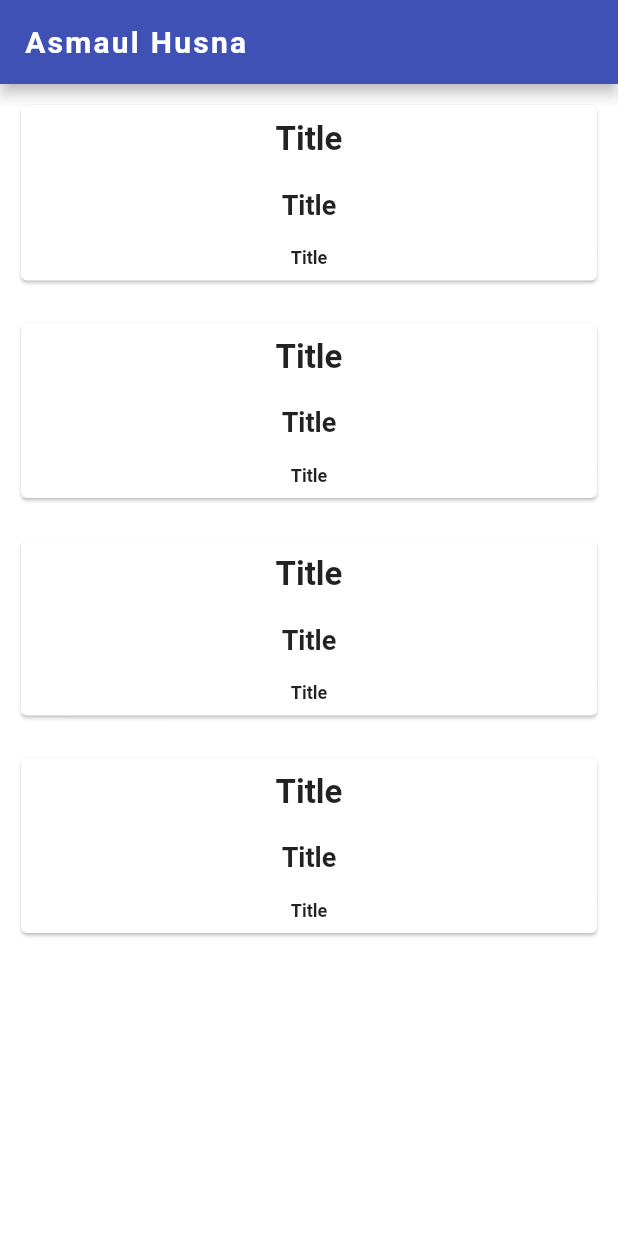
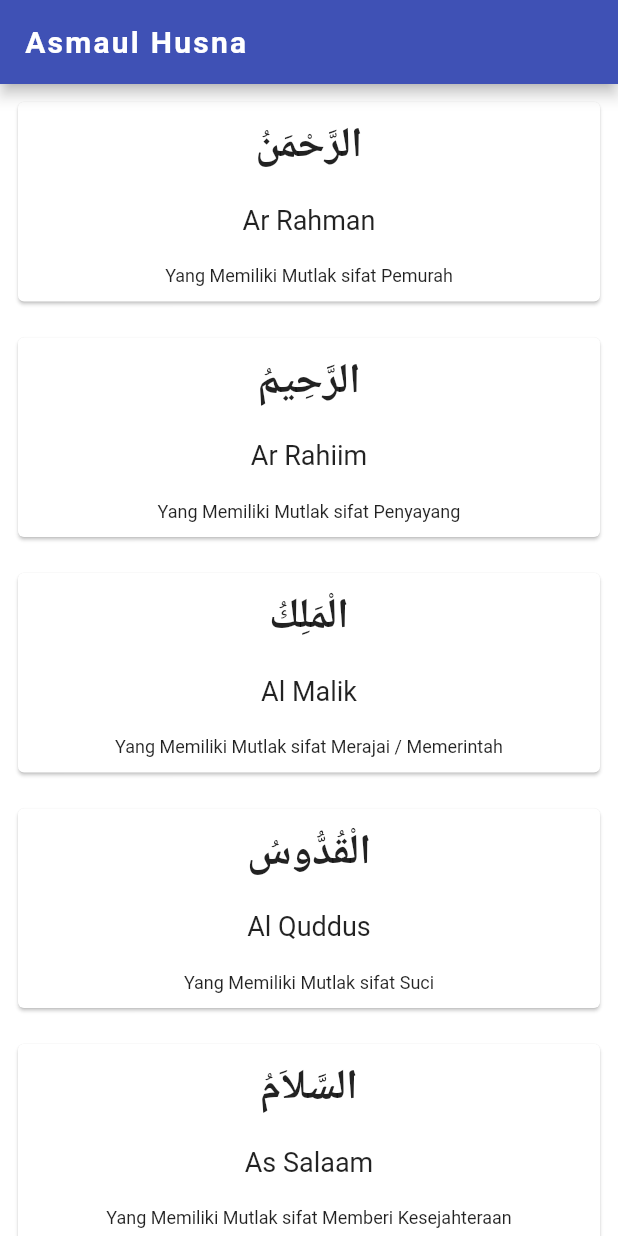
Before and after one commit to nicoaudy/quranify, a Flutter app: the AsmaulHusnaScreen screen opened directly, on a phone screen of 412 x 824 dp. Run offline on Flutter 3.47's test engine with Material 2 defaults, Android fonts, the phone set to English and light mode, and no system bars; our stand-ins replace audioplayers; generated files the repository leaves out were written again.

Commit message:
asmaul husna done

```diff
--- a/lib/main.dart
+++ b/lib/main.dart
@@ -1,5 +1,6 @@
 import 'package:flutter/material.dart';
 import 'package:hijra/app.dart';
+import 'package:hijra/providers/asmaul_husna_provider.dart';
 import 'package:hijra/providers/theme_provider.dart';
 import 'package:provider/provider.dart';
 import 'package:hijra/providers/setting_provider.dart';
@@ -12,6 +13,9 @@ void main() => runApp(
             builder: (_) => SurahInfoProvider(),
           ),
           ChangeNotifierProvider(
+            builder: (_) => AsmaulHusnaProvider(),
+          ),
+          ChangeNotifierProvider(
             builder: (_) => SettingProvider(),
           ),
           ChangeNotifierProvider(builder: (_) => ThemeChanger(false)),
--- /dev/null
+++ b/lib/models/asmaul_husna.dart
@@ -0,0 +1,40 @@
+import 'dart:convert';
+
+AsmaulHusna asmaulHusnaFromJson(String str) =>
+    AsmaulHusna.fromJson(json.decode(str));
+
+String asmaulHusnaToJson(AsmaulHusna data) => json.encode(data.toJson());
+
+class AsmaulHusna {
+  String index;
+  String latin;
+  String arabic;
+  String translationId;
+  String translationEn;
+
+  AsmaulHusna({
+    this.index,
+    this.latin,
+    this.arabic,
+    this.translationId,
+    this.translationEn,
+  });
+
+  factory AsmaulHusna.fromJson(Map<String, dynamic> json) => AsmaulHusna(
+        index: json["index"] == null ? null : json["index"],
+        latin: json["latin"] == null ? null : json["latin"],
+        arabic: json["arabic"] == null ? null : json["arabic"],
+        translationId:
+            json["translation_id"] == null ? null : json["translation_id"],
+        translationEn:
+            json["translation_en"] == null ? null : json["translation_en"],
+      );
+
+  Map<String, dynamic> toJson() => {
+        "index": index == null ? null : index,
+        "latin": latin == null ? null : latin,
+        "arabic": arabic == null ? null : arabic,
+        "translation_id": translationId == null ? null : translationId,
+        "translation_en": translationEn == null ? null : translationEn,
+      };
+}
--- /dev/null
+++ b/lib/providers/asmaul_husna_provider.dart
@@ -0,0 +1,17 @@
+import 'package:flutter/foundation.dart';
+import 'package:hijra/models/asmaul_husna.dart';
+import 'package:hijra/services/ApiService.dart';
+
+class AsmaulHusnaProvider with ChangeNotifier {
+  List<AsmaulHusna> data = [];
+
+  AsmaulHusnaProvider() {
+    _fetchData();
+  }
+
+  _fetchData() async {
+    List<AsmaulHusna> data = await ApiService().loadAsmaulHusna();
+    this.data = data;
+    notifyListeners();
+  }
+}
--- a/lib/screens/asmaul_husna_screen.dart
+++ b/lib/screens/asmaul_husna_screen.dart
@@ -1,8 +1,11 @@
 import 'package:flutter/material.dart';
+import 'package:hijra/providers/asmaul_husna_provider.dart';
+import 'package:provider/provider.dart';
 
 class AsmaulHusnaScreen extends StatelessWidget {
   @override
   Widget build(BuildContext context) {
+    final asmaulHusna = Provider.of<AsmaulHusnaProvider>(context);
     return Scaffold(
       appBar: AppBar(
         title: Text(
@@ -11,44 +14,36 @@ class AsmaulHusnaScreen extends StatelessWidget {
         ),
       ),
       body: ListView.builder(
-        itemCount: 4,
+        itemCount: asmaulHusna.data.length,
         itemBuilder: (BuildContext context, int index) {
           return Padding(
-            padding: const EdgeInsets.all(10.0),
+            padding: const EdgeInsets.all(8.0),
             child: Card(
               child: Column(
                 children: <Widget>[
                   Padding(
                     padding: const EdgeInsets.only(top: 10.0, bottom: 10.0),
                     child: Text(
-                      "Title",
+                      asmaulHusna.data[index].arabic,
                       textAlign: TextAlign.center,
                       style: TextStyle(
-                        fontSize: 22.0,
-                        fontWeight: FontWeight.w600,
-                      ),
+                          fontSize: 28.0, fontWeight: FontWeight.w700),
                     ),
                   ),
                   Padding(
                     padding: const EdgeInsets.only(top: 10.0, bottom: 10.0),
                     child: Text(
-                      "Title",
+                      asmaulHusna.data[index].latin,
                       textAlign: TextAlign.center,
-                      style: TextStyle(
-                        fontSize: 18.0,
-                        fontWeight: FontWeight.w600,
-                      ),
+                      style: TextStyle(fontSize: 18.0),
                     ),
                   ),
                   Padding(
-                    padding: const EdgeInsets.only(top: 8.0, bottom: 8.0),
+                    padding: const EdgeInsets.only(top: 10.0, bottom: 10.0),
                     child: Text(
-                      "Title",
+                      asmaulHusna.data[index].translationId,
                       textAlign: TextAlign.center,
-                      style: TextStyle(
-                        fontSize: 12.0,
-                        fontWeight: FontWeight.w600,
-                      ),
+                      style: TextStyle(fontSize: 12.0),
                     ),
                   ),
                 ],
--- a/lib/services/ApiService.dart
+++ b/lib/services/ApiService.dart
@@ -1,6 +1,7 @@
 import 'dart:convert';
 
 import 'package:flutter/services.dart';
+import 'package:hijra/models/asmaul_husna.dart';
 import 'package:hijra/models/detail_surah.dart';
 import 'package:hijra/models/surah_info.dart';
 
@@ -11,6 +12,13 @@ class ApiService {
     return collection.map((json) => SurahInfo.fromJson(json)).toList();
   }
 
+  Future<List<AsmaulHusna>> loadAsmaulHusna() async {
+    String response = await rootBundle.loadString('static/asmaul-husna.json');
+    var res = json.decode(response);
+    Iterable data = res['data'];
+    return data.map((model) => AsmaulHusna.fromJson(model)).toList();
+  }
+
   Future<DetailSurah> loadSurah(index) async {
     String response = await rootBundle.loadString('static/$index.json');
     var collection = jsonDecode(response);
--- a/static/asmaul-husna.json
+++ b/static/asmaul-husna.json
@@ -1,6 +1,5 @@
 {
-  "data": [
-    {
+  "data": [{
       "index": "1",
       "latin": "Ar Rahman",
       "arabic": "الرَّحْمَنُ",
@@ -18,7 +17,7 @@
       "index": "3",
       "latin": "Al Malik",
       "arabic": "الْمَلِكُ",
-      "translation_id": "Yang Memiliki Mutlak sifat Merajai/Memerintah",
+      "translation_id": "Yang Memiliki Mutlak sifat Merajai / Memerintah",
       "translation_en": "The King, The Sovereign"
     },
     {
@@ -88,7 +87,7 @@
       "index": "13",
       "latin": "Al Mushawwir",
       "arabic": "الْمُصَوِّرُ",
-      "translation_id": "Yang Memiliki Mutlak sifat YangMembentuk Rupa (makhluknya)",
+      "translation_id": "Yang Memiliki Mutlak sifat Yang Membentuk Rupa (makhluknya)",
       "translation_en": "The Fashioner of Forms"
     },
     {
@@ -130,49 +129,49 @@
       "index": "19",
       "latin": "Al ‘Aliim",
       "arabic": "اَلْعَلِيْمُ",
-      "translation_id": "Yang Memiliki Mutlak sifatMengetahui (Memiliki Ilmu)",
+      "translation_id": "Yang Memiliki Mutlak sifat Mengetahui (Memiliki Ilmu)",
       "translation_en": "The All Knowing, the Omniscient"
     },
     {
       "index": "20",
       "latin": "Al Qaabidh",
       "arabic": "الْقَابِضُ",
-      "translation_id": "Yang Memiliki Mutlak sifat YangMenyempitkan (makhluknya)",
+      "translation_id": "Yang Memiliki Mutlak sifat Yang Menyempitkan (makhluknya)",
       "translation_en": "The Restrainer, the Straightener"
     },
     {
       "index": "21",
       "latin": "Al Baasith",
       "arabic": "الْبَاسِطُ",
-      "translation_id": "Yang Memiliki Mutlak sifat YangMelapangkan (makhluknya)",
+      "translation_id": "Yang Memiliki Mutlak sifat Yang Melapangkan (makhluknya)",
       "translation_en": "The Expander, the Munificent"
     },
     {
       "index": "22",
       "latin": "Al Khaafidh",
       "arabic": "الْخَافِضُ",
-      "translation_id": "Yang Memiliki Mutlak sifat YangMerendahkan (makhluknya)",
+      "translation_id": "Yang Memiliki Mutlak sifat Yang Merendahkan (makhluknya)",
       "translation_en": "The Abaser"
     },
     {
       "index": "23",
       "latin": "Ar Raafi’",
       "arabic": "الرَّافِعُ",
-      "translation_id": "Yang Memiliki Mutlak sifat YangMeninggikan (makhluknya)",
+      "translation_id": "Yang Memiliki Mutlak sifat Yang Meninggikan (makhluknya)",
       "translation_en": "The Exalter"
     },
     {
       "index": "24",
       "latin": "Al Mu’izz",
       "arabic": "الْمُعِزُّ",
-      "translation_id": "Yang Memiliki Mutlak sifat YangMemuliakan (makhluknya)",
+      "translation_id": "Yang Memiliki Mutlak sifat Yang Memuliakan (makhluknya)",
       "translation_en": "The Giver of Honor"
     },
     {
       "index": "25",
       "latin": "Al Mudzil",
       "arabic": "المُذِلُّ",
-      "translation_id": "Yang Memiliki Mutlak sifatYang Menghinakan (makhluknya)",
+      "translation_id": "Yang Memiliki Mutlak sifat Yang Menghinakan (makhluknya)",
       "translation_en": "The Giver of Dishonor"
     },
     {
@@ -214,7 +213,7 @@
       "index": "31",
       "latin": "Al Khabiir",
       "arabic": "الْخَبِيرُ",
-      "translation_id": "Yang Memiliki Mutlak sifatMaha Mengetahui Rahasia",
+      "translation_id": "Yang Memiliki Mutlak sifat Maha Mengetahui Rahasia",
       "translation_en": "The All Aware"
     },
     {
@@ -242,7 +241,7 @@
       "index": "35",
       "latin": "As Syakuur",
       "arabic": "الشَّكُورُ",
-      "translation_id": "Yang Memiliki Mutlak sifat MahaPembalas Budi (Menghargai)",
+      "translation_id": "Yang Memiliki Mutlak sifat Maha Pembalas Budi (Menghargai)",
       "translation_en": "The Grateful"
     },
     {
@@ -277,7 +276,7 @@
       "index": "40",
       "latin": "Al Hasiib",
       "arabic": "الْحسِيبُ",
-      "translation_id": "Yang Memiliki Mutlak sifat MahaMembuat Perhitungan",
+      "translation_id": "Yang Memiliki Mutlak sifat Maha Membuat Perhitungan",
       "translation_en": "The Reckoner"
     },
     {
@@ -410,7 +409,7 @@
       "index": "59",
       "latin": "Al Mu’iid",
       "arabic": "الْمُعِيدُ",
-      "translation_id": "Yang Memiliki Mutlak sifat MahaMengembalikan Kehidupan",
+      "translation_id": "Yang Memiliki Mutlak sifat Maha Mengembalikan Kehidupan",
       "translation_en": "The Reinstater Who Brings Back All"
     },
     {
@@ -473,14 +472,14 @@
       "index": "68",
       "latin": "As Shamad",
       "arabic": "الصَّمَدُ",
-      "translation_id": "Yang Memiliki Mutlak sifat MahaDibutuhkan, Tempat Meminta",
+      "translation_id": "Yang Memiliki Mutlak sifat Maha Dibutuhkan, Tempat Meminta",
       "translation_en": "The Self Sufficient, the Impregnable,the Eternally Besought of All, the Everlasting"
     },
     {
       "index": "69",
       "latin": "Al Qaadir",
       "arabic": "الْقَادِرُ",
-      "translation_id": "Yang Memiliki Mutlak sifat MahaMenentukan, Maha Menyeimbangkan",
+      "translation_id": "Yang Memiliki Mutlak sifat Maha Menentukan, Maha Menyeimbangkan",
       "translation_en": "The All Able"
     },
     {
@@ -585,14 +584,14 @@
       "index": "84",
       "latin": "Malikul Mulk",
       "arabic": "مَالِكُالْمُلْكِ",
-      "translation_id": "Yang Memiliki Mutlak sifatPenguasa Kerajaan (Semesta)",
+      "translation_id": "Yang Memiliki Mutlak sifat Penguasa Kerajaan (Semesta)",
       "translation_en": "The Owner of All Sovereignty"
     },
     {
       "index": "85",
       "latin": "Dzul JalaaliWal Ikraam",
       "arabic": "ذُوالْجَلاَلِوَالإكْرَامِ",
-      "translation_id": "Yang Memiliki Mutlak sifat PemilikKebesaran dan Kemuliaan",
+      "translation_id": "Yang Memiliki Mutlak sifat Pemilik Kebesaran dan Kemuliaan",
       "translation_en": "The Lord of Majesty and Generosity"
     },
     {
```
